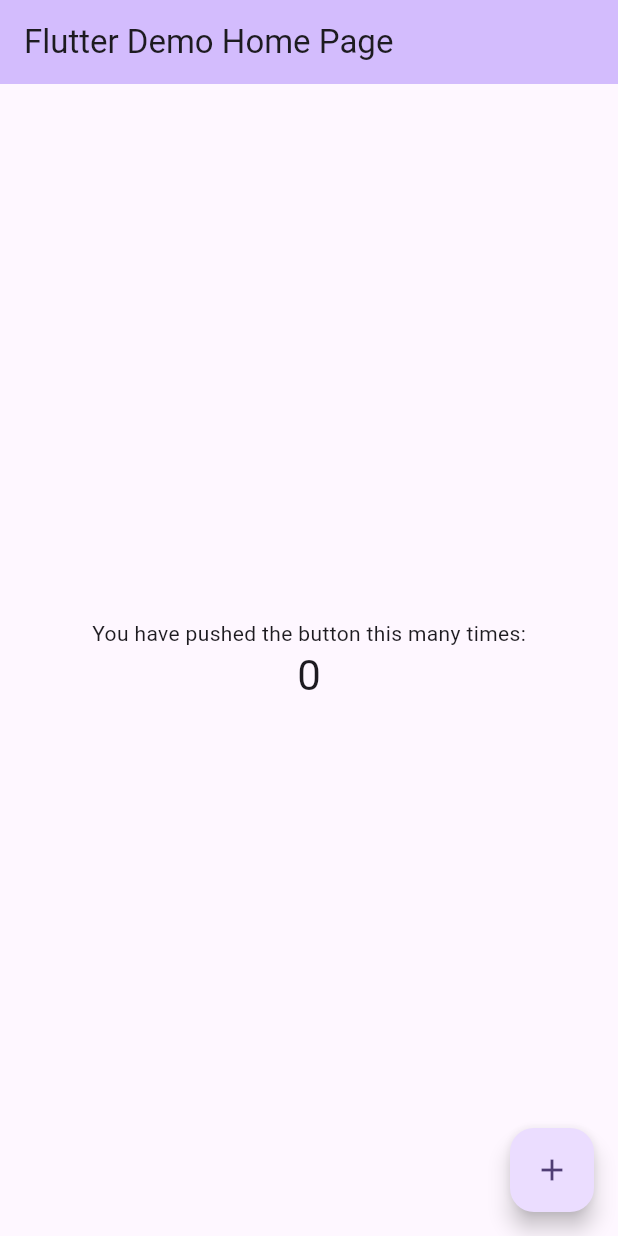
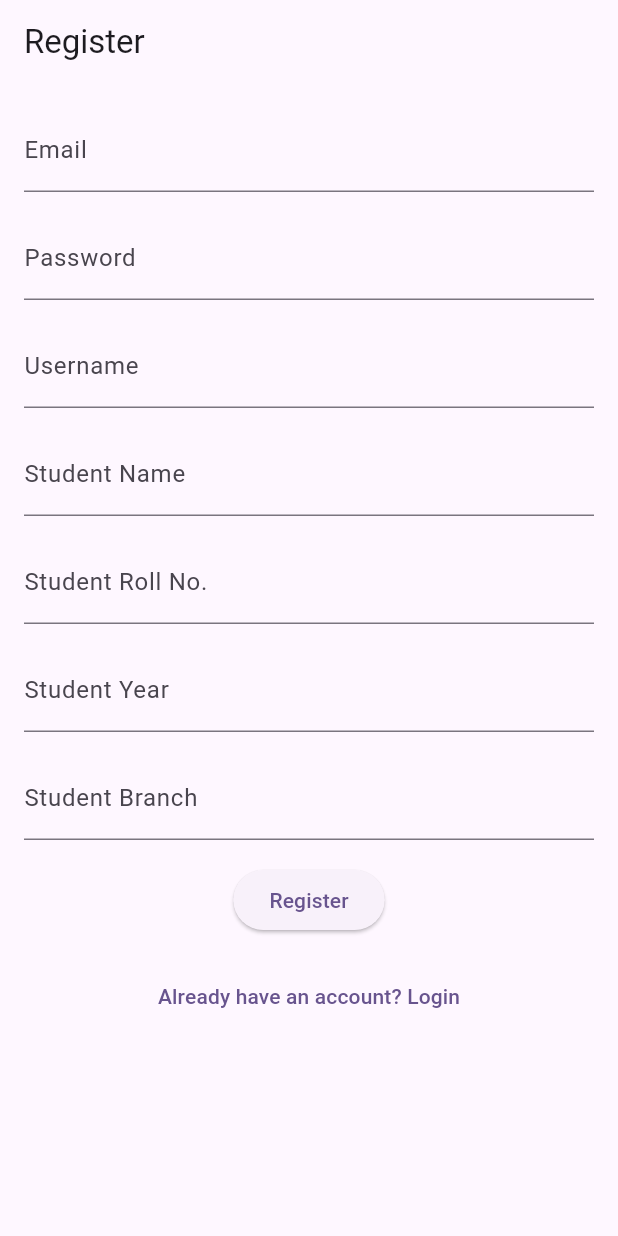
Before and after one commit to navneetprajapati26/fee-verification-student, a Flutter app: the screen it shows after launch, on a phone screen of 412 x 824 dp. Run offline on Flutter 3.47's test engine with Material 3 defaults, Android fonts, the phone set to English and light mode, and no system bars; our stand-ins replace bloc, cloud_firestore, equatable, firebase_auth, firebase_core, flutter_bloc; accounts and stored records are empty.

Commit message:
auth part done by navneet

```diff
--- /dev/null
+++ b/lib/features/auth/Screen/login_screen.dart
@@ -0,0 +1,168 @@
+import 'dart:developer';
+
+import 'package:fee_verification_student/features/auth/rapo/auth_rapo.dart';
+import 'package:flutter/material.dart';
+import 'package:bloc/bloc.dart';
+import 'package:flutter_bloc/flutter_bloc.dart';
+import '../bloc/auth_bloc.dart';
+
+class AuthScreen extends StatefulWidget {
+  @override
+  _AuthScreenState createState() => _AuthScreenState();
+}
+
+class _AuthScreenState extends State<AuthScreen> {
+  final _emailController = TextEditingController();
+  final _passwordController = TextEditingController();
+  final _usernameController = TextEditingController();
+  final _studentNameController = TextEditingController();
+  final _studentRollNoController = TextEditingController();
+  final _studentYearController = TextEditingController();
+  final _studentBranchController = TextEditingController();
+  bool _isLogin = false;
+
+  @override
+  void dispose() {
+    _emailController.dispose();
+    _passwordController.dispose();
+    _usernameController.dispose();
+    _studentNameController.dispose();
+    _studentRollNoController.dispose();
+    _studentYearController.dispose();
+    _studentBranchController.dispose();
+    super.dispose();
+  }
+
+  @override
+  Widget build(BuildContext context) {
+    return BlocProvider(
+      create: (context) => AuthBloc(AuthRepository()),
+      child: Scaffold(
+        appBar: AppBar(
+          title: Text(_isLogin ? 'Login' : 'Register'),
+        ),
+        body: BlocConsumer<AuthBloc, AuthState>(
+          listener: (context, state) {
+            if (state.status == AuthStateStatus.error) {
+              ScaffoldMessenger.of(context).showSnackBar(
+                SnackBar(
+                  content: Text(state.errorMessage!),
+                  backgroundColor: Colors.red,
+                ),
+              );
+            }
+          },
+          builder: (context, state) {
+            if (state.status == AuthStateStatus.loading) {
+              return Center(
+                child: CircularProgressIndicator(),
+              );
+            }
+            return Padding(
+              padding: const EdgeInsets.all(16.0),
+              child: SingleChildScrollView(
+                child: Column(
+                  mainAxisAlignment: MainAxisAlignment.center,
+                  children: [
+                    TextField(
+                      controller: _emailController,
+                      decoration: InputDecoration(
+                        labelText: 'Email',
+                      ),
+                    ),
+                    SizedBox(height: 16.0),
+                    TextField(
+                      controller: _passwordController,
+                      obscureText: true,
+                      decoration: InputDecoration(
+                        labelText: 'Password',
+                      ),
+                    ),
+                    if (!_isLogin) ...[
+                      SizedBox(height: 16.0),
+                      TextField(
+                        controller: _usernameController,
+                        decoration: InputDecoration(
+                          labelText: 'Username',
+                        ),
+                      ),
+                      SizedBox(height: 16.0),
+                      TextField(
+                        controller: _studentNameController,
+                        decoration: InputDecoration(
+                          labelText: 'Student Name',
+                        ),
+                      ),
+                      SizedBox(height: 16.0),
+                      TextField(
+                        controller: _studentRollNoController,
+                        decoration: InputDecoration(
+                          labelText: 'Student Roll No.',
+                        ),
+                      ),
+                      SizedBox(height: 16.0),
+                      TextField(
+                        controller: _studentYearController,
+                        decoration: InputDecoration(
+                          labelText: 'Student Year',
+                        ),
+                      ),
+                      SizedBox(height: 16.0),
+                      TextField(
+                        controller: _studentBranchController,
+                        decoration: InputDecoration(
+                          labelText: 'Student Branch',
+                        ),
+                      ),
+                    ],
+                    SizedBox(height: 16.0),
+                    ElevatedButton(
+                      onPressed: () {
+                        if (_isLogin) {
+                          context.read<AuthBloc>().add(
+                            SignInRequested(
+                              _emailController.text.trim(),
+                              _passwordController.text.trim(),
+                            ),
+                          );
+                        } else {
+                          context.read<AuthBloc>().add(
+                            SignUpRequested(
+                              email: _emailController.text.trim(),
+                              password: _passwordController.text.trim(),
+                              username: _usernameController.text.trim(),
+                              studentName: _studentNameController.text.trim(),
+                              studentRollNo:
+                              _studentRollNoController.text.trim(),
+                              studentYear: _studentYearController.text.trim(),
+                              studentBranch:
+                              _studentBranchController.text.trim(),
+                            ),
+                          );
+                        }
+                      },
+                      child: Text(_isLogin ? 'Login' : 'Register'),
+                    ),
+                    SizedBox(height: 16.0),
+                    TextButton(
+                      onPressed: () {
+                        setState(() {
+                          _isLogin = !_isLogin;
+                        });
+                      },
+                      child: Text(
+                        _isLogin
+                            ? 'Don\'t have an account? Register'
+                            : 'Already have an account? Login',
+                      ),
+                    ),
+                  ],
+                ),
+              ),
+            );
+          },
+        ),
+      ),
+    );
+  }
+}
--- /dev/null
+++ b/lib/features/auth/bloc/auth_event.dart
@@ -0,0 +1,51 @@
+part of 'auth_bloc.dart';
+
+abstract class AuthEvent extends Equatable {
+  const AuthEvent();
+
+  @override
+  List<Object> get props => [];
+}
+
+class SignInRequested extends AuthEvent {
+  final String email;
+  final String password;
+
+  const SignInRequested(this.email, this.password);
+
+  @override
+  List<Object> get props => [email, password];
+}
+
+class SignUpRequested extends AuthEvent {
+  final String email;
+  final String password;
+  final String username;
+  final String studentName;
+  final String studentRollNo;
+  final String studentYear;
+  final String studentBranch;
+
+  const SignUpRequested({
+    required this.email,
+    required this.password,
+    required this.username,
+    required this.studentName,
+    required this.studentRollNo,
+    required this.studentYear,
+    required this.studentBranch,
+  });
+
+  @override
+  List<Object> get props => [
+    email,
+    password,
+    username,
+    studentName,
+    studentRollNo,
+    studentYear,
+    studentBranch,
+  ];
+}
+
+class SignOutRequested extends AuthEvent {}
--- /dev/null
+++ b/lib/features/auth/bloc/auth_state.dart
@@ -0,0 +1,45 @@
+part of 'auth_bloc.dart';
+
+// States
+
+enum AuthStateStatus {
+  initial,
+  loading,
+  loaded,
+  logout,
+  error,
+  connectivityError,
+}
+
+class AuthState extends Equatable {
+  final AuthStateStatus status;
+  final StudentModel? user;
+  final String? errorMessage;
+
+
+  const AuthState({
+    required this.status,
+    this.user,
+    this.errorMessage,
+  });
+
+  factory AuthState.initial() {
+    return AuthState(
+        status: AuthStateStatus.initial, user: null, errorMessage: "");
+  }
+
+  AuthState copyWith({
+    AuthStateStatus? status,
+    StudentModel? user,
+    String? errorMessage,
+  }) {
+    return AuthState(
+      status: status ?? this.status,
+      user: user ?? this.user,
+      errorMessage: errorMessage ?? this.errorMessage,
+    );
+  }
+
+  @override
+  List<Object?> get props => [status, user, errorMessage];
+}
--- /dev/null
+++ b/lib/features/auth/model/student_model.dart
@@ -0,0 +1,74 @@
+class StudentModel {
+  final String username;
+  final String userId;
+  final String userEmailId;
+  final String studentName;
+  final String studentRollNo;
+  final String studentYear;
+  final String studentBranch;
+  final bool isStudentVerified;
+
+  StudentModel({
+    required this.username,
+    required this.userId,
+    required this.userEmailId,
+    required this.studentName,
+    required this.studentRollNo,
+    required this.studentYear,
+    required this.studentBranch,
+    required this.isStudentVerified,
+  });
+
+  Map<String, dynamic> toMap() {
+    return {
+      'username': username,
+      'userId': userId,
+      'userEmailId': userEmailId,
+      'student_name': studentName,
+      'student_roll_no': studentRollNo,
+      'student_year': studentYear,
+      'student_branch': studentBranch,
+      'is_student_verified': isStudentVerified,
+    };
+  }
+
+  factory StudentModel.fromMap(Map<String, dynamic> map) {
+    return StudentModel(
+      username: map['username'] ?? '',
+      userId: map['userId'] ?? '',
+      userEmailId: map['userEmailId'] ?? '',
+      studentName: map['student_name'] ?? '',
+      studentRollNo: map['student_roll_no'] ?? '',
+      studentYear: map['student_year'] ?? '',
+      studentBranch: map['student_branch'] ?? '',
+      isStudentVerified: map['is_student_verified'] ?? false,
+    );
+  }
+
+  StudentModel copyWith({
+    String? username,
+    String? userId,
+    String? userEmailId,
+    String? studentName,
+    String? studentRollNo,
+    String? studentYear,
+    String? studentBranch,
+    bool? isStudentVerified,
+  }) {
+    return StudentModel(
+      username: username ?? this.username,
+      userId: userId ?? this.userId,
+      userEmailId: userEmailId ?? this.userEmailId,
+      studentName: studentName ?? this.studentName,
+      studentRollNo: studentRollNo ?? this.studentRollNo,
+      studentYear: studentYear ?? this.studentYear,
+      studentBranch: studentBranch ?? this.studentBranch,
+      isStudentVerified: isStudentVerified ?? this.isStudentVerified,
+    );
+  }
+
+  @override
+  String toString() {
+    return 'StudentModel{username: $username, userId: $userId, userEmailId: $userEmailId, studentName: $studentName, studentRollNo: $studentRollNo, studentYear: $studentYear, studentBranch: $studentBranch, isStudentVerified: $isStudentVerified}';
+  }
+}
--- /dev/null
+++ b/lib/features/auth/rapo/auth_rapo.dart
@@ -0,0 +1,71 @@
+import 'dart:developer';
+
+import 'package:cloud_firestore/cloud_firestore.dart';
+import 'package:firebase_auth/firebase_auth.dart';
+
+import '../model/student_model.dart';
+
+class AuthRepository {
+  final FirebaseAuth _firebaseAuth = FirebaseAuth.instance;
+  final FirebaseFirestore _firebaseFirestore = FirebaseFirestore.instance;
+
+  Future<UserCredential> signUp(String email, String password) async {
+    try {
+      return await _firebaseAuth.createUserWithEmailAndPassword(
+        email: email,
+        password: password,
+      );
+    } catch (e) {
+      throw Exception('Error signing up: $e');
+    }
+  }
+
+  Future<void> signIn(String email, String password) async {
+    try {
+      await _firebaseAuth.signInWithEmailAndPassword(
+        email: email,
+        password: password,
+      );
+    } catch (e) {
+      throw Exception('Error signing in: $e');
+    }
+  }
+
+  Future<void> signOut() async {
+    try {
+      await _firebaseAuth.signOut();
+    } catch (e) {
+      throw Exception('Error signing out: $e');
+    }
+  }
+
+  Future<void> updateUserInfo(StudentModel studentModel) async {
+    try {
+      await _firebaseFirestore
+          .collection('student')
+          .doc(studentModel.userId)
+          .set(studentModel.toMap());
+    } catch (e) {
+      throw Exception('Error updating user info: $e');
+    }
+  }
+
+  Future<StudentModel?> getUserInfo() async {
+    try {
+      final user = _firebaseAuth.currentUser;
+      if (user != null) {
+        final snapshot = await _firebaseFirestore
+            .collection('student')
+            .doc(user.uid)
+            .get();
+        if (snapshot.exists) {
+          log(snapshot.data()!.toString());
+          return StudentModel.fromMap(snapshot.data()!);
+        }
+      }
+      return null;
+    } catch (e) {
+      throw Exception('Error getting user info: $e');
+    }
+  }
+}
--- a/lib/main.dart
+++ b/lib/main.dart
@@ -1,125 +1,31 @@
+import 'package:firebase_core/firebase_core.dart';
 import 'package:flutter/material.dart';
 
-void main() {
+import 'features/auth/Screen/login_screen.dart';
+import 'firebase_options.dart';
+
+void main() async{
+  WidgetsFlutterBinding.ensureInitialized();
+
+
+  await Firebase.initializeApp(
+    options: DefaultFirebaseOptions.currentPlatform,
+  );
   runApp(const MyApp());
 }
 
 class MyApp extends StatelessWidget {
   const MyApp({super.key});
 
-  // This widget is the root of your application.
   @override
   Widget build(BuildContext context) {
     return MaterialApp(
       title: 'Flutter Demo',
       theme: ThemeData(
-        // This is the theme of your application.
-        //
-        // TRY THIS: Try running your application with "flutter run". You'll see
-        // the application has a purple toolbar. Then, without quitting the app,
-        // try changing the seedColor in the colorScheme below to Colors.green
-        // and then invoke "hot reload" (save your changes or press the "hot
-        // reload" button in a Flutter-supported IDE, or press "r" if you used
-        // the command line to start the app).
-        //
-        // Notice that the counter didn't reset back to zero; the application
-        // state is not lost during the reload. To reset the state, use hot
-        // restart instead.
-        //
-        // This works for code too, not just values: Most code changes can be
-        // tested with just a hot reload.
         colorScheme: ColorScheme.fromSeed(seedColor: Colors.deepPurple),
         useMaterial3: true,
       ),
-      home: const MyHomePage(title: 'Flutter Demo Home Page'),
+      home: AuthScreen(),
     );
   }
 }
-
-class MyHomePage extends StatefulWidget {
-  const MyHomePage({super.key, required this.title});
-
-  // This widget is the home page of your application. It is stateful, meaning
-  // that it has a State object (defined below) that contains fields that affect
-  // how it looks.
-
-  // This class is the configuration for the state. It holds the values (in this
-  // case the title) provided by the parent (in this case the App widget) and
-  // used by the build method of the State. Fields in a Widget subclass are
-  // always marked "final".
-
-  final String title;
-
-  @override
-  State<MyHomePage> createState() => _MyHomePageState();
-}
-
-class _MyHomePageState extends State<MyHomePage> {
-  int _counter = 0;
-
-  void _incrementCounter() {
-    setState(() {
-      // This call to setState tells the Flutter framework that something has
-      // changed in this State, which causes it to rerun the build method below
-      // so that the display can reflect the updated values. If we changed
-      // _counter without calling setState(), then the build method would not be
-      // called again, and so nothing would appear to happen.
-      _counter++;
-    });
-  }
-
-  @override
-  Widget build(BuildContext context) {
-    // This method is rerun every time setState is called, for instance as done
-    // by the _incrementCounter method above.
-    //
-    // The Flutter framework has been optimized to make rerunning build methods
-    // fast, so that you can just rebuild anything that needs updating rather
-    // than having to individually change instances of widgets.
-    return Scaffold(
-      appBar: AppBar(
-        // TRY THIS: Try changing the color here to a specific color (to
-        // Colors.amber, perhaps?) and trigger a hot reload to see the AppBar
-        // change color while the other colors stay the same.
-        backgroundColor: Theme.of(context).colorScheme.inversePrimary,
-        // Here we take the value from the MyHomePage object that was created by
-        // the App.build method, and use it to set our appbar title.
-        title: Text(widget.title),
-      ),
-      body: Center(
-        // Center is a layout widget. It takes a single child and positions it
-        // in the middle of the parent.
-        child: Column(
-          // Column is also a layout widget. It takes a list of children and
-          // arranges them vertically. By default, it sizes itself to fit its
-          // children horizontally, and tries to be as tall as its parent.
-          //
-          // Column has various properties to control how it sizes itself and
-          // how it positions its children. Here we use mainAxisAlignment to
-          // center the children vertically; the main axis here is the vertical
-          // axis because Columns are vertical (the cross axis would be
-          // horizontal).
-          //
-          // TRY THIS: Invoke "debug painting" (choose the "Toggle Debug Paint"
-          // action in the IDE, or press "p" in the console), to see the
-          // wireframe for each widget.
-          mainAxisAlignment: MainAxisAlignment.center,
-          children: <Widget>[
-            const Text(
-              'You have pushed the button this many times:',
-            ),
-            Text(
-              '$_counter',
-              style: Theme.of(context).textTheme.headlineMedium,
-            ),
-          ],
-        ),
-      ),
-      floatingActionButton: FloatingActionButton(
-        onPressed: _incrementCounter,
-        tooltip: 'Increment',
-        child: const Icon(Icons.add),
-      ), // This trailing comma makes auto-formatting nicer for build methods.
-    );
-  }
-}
--- a/pubspec.yaml
+++ b/pubspec.yaml
@@ -36,6 +36,10 @@ dependencies:
   # Use with the CupertinoIcons class for iOS style icons.
   cupertino_icons: ^1.0.2
   firebase_core: ^2.27.0
+  firebase_auth: ^4.17.8
+  equatable: ^2.0.5
+  flutter_bloc: ^8.1.5
+  cloud_firestore: ^4.15.8
 
 dev_dependencies:
   flutter_test:
```
Also changed, not shown: lib/features/auth/bloc/auth_bloc.dart (added, +128 -0 lines), lib/features/auth/Screen/register_screen.dart (added), 1 other file.
